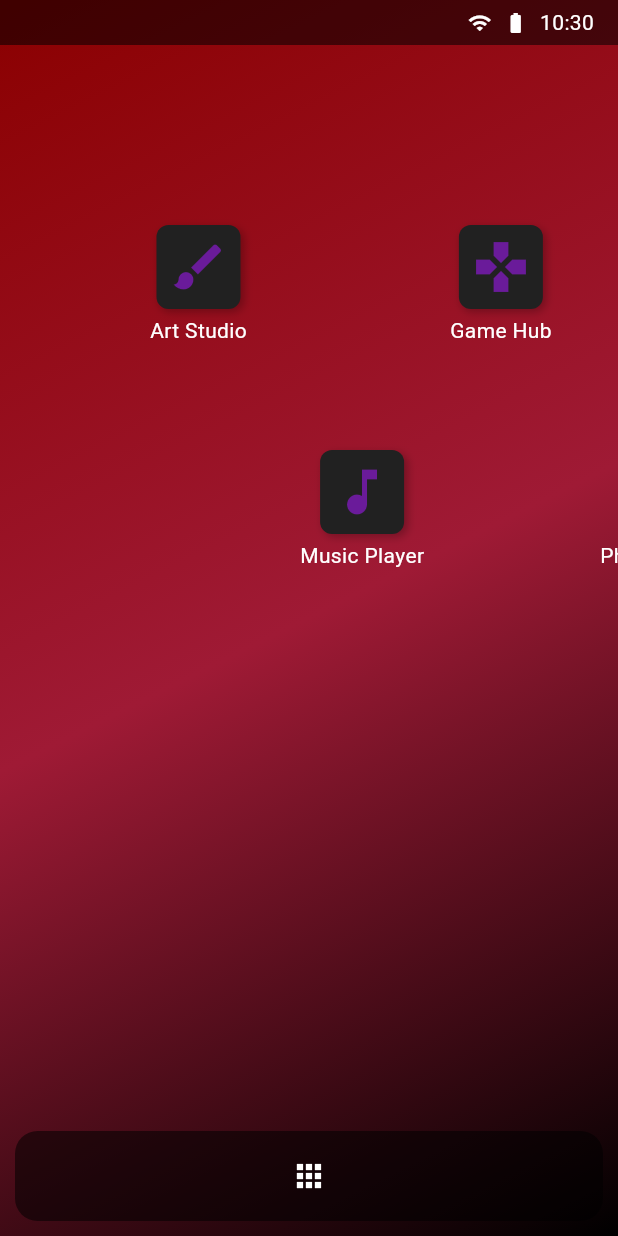
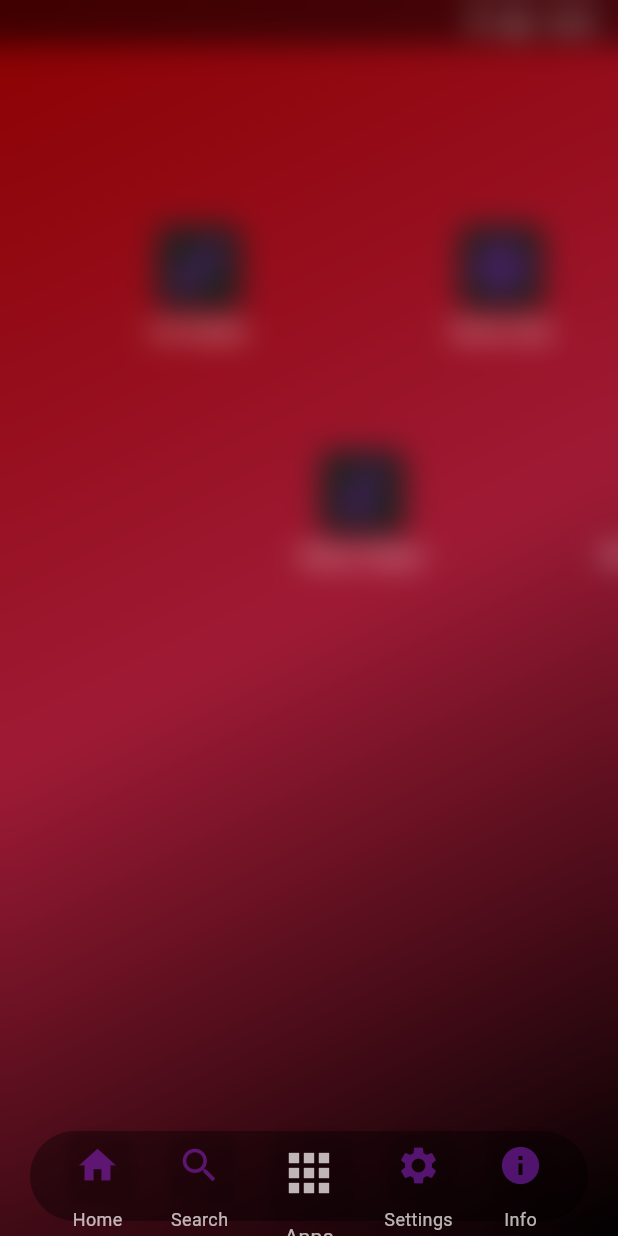
Before and after one commit to nathfavour/trash-magicos, a Flutter app: the screen it shows after launch, on a phone screen of 412 x 824 dp. Run offline on Flutter 3.47's test engine with Material 3 defaults, Android fonts, the phone set to English and light mode, and no system bars; statements that could not run were skipped.

Commit message:
🌞 Enhance desktop screen animations by adjusting start menu transition and improving background color handling

```diff
--- a/lib/desktop.dart
+++ b/lib/desktop.dart
@@ -1,6 +1,6 @@
 import 'package:flutter/material.dart';
 import 'widgets.dart';
-import 'desktop_items.dart'; // Ensure this file exists
+import 'desktop_items.dart';
 
 class DesktopScreen extends StatefulWidget {
   const DesktopScreen({super.key});
@@ -13,13 +13,23 @@
     with SingleTickerProviderStateMixin {
   bool _isStartMenuOpen = false;
   late AnimationController _animationController;
+  late Animation<Offset> _startMenuOffset;
 
   @override
   void initState() {
     super.initState();
     _animationController = AnimationController(
-      duration: const Duration(milliseconds: 300),
+      duration: const Duration(milliseconds: 500),
       vsync: this,
+    );
+    _startMenuOffset = Tween<Offset>(
+      begin: const Offset(0, 1),
+      end: const Offset(0, 0),
+    ).animate(
+      CurvedAnimation(
+        parent: _animationController,
+        curve: Curves.easeOutBack,
+      ),
     );
   }
 
@@ -43,9 +53,7 @@
   @override
   Widget build(BuildContext context) {
     return Scaffold(
-      backgroundColor: Theme.of(context)
-          .colorScheme
-          .surface, // Changed from background to surface
+      backgroundColor: Theme.of(context).colorScheme.surface,
       body: Stack(
         children: [
           // Desktop area with animated transitions
@@ -55,8 +63,7 @@
 
           // Desktop items
           const Positioned.fill(
-            child:
-                DesktopItems(), // Ensure DesktopItems is correctly implemented
+            child: DesktopItems(),
           ),
 
           // Top taskbar
@@ -67,9 +74,9 @@
             child: TaskBar(),
           ),
 
-          // Start menu with fade transition
-          FadeTransition(
-            opacity: _animationController,
+          // Start menu with slide transition
+          SlideTransition(
+            position: _startMenuOffset,
             child: _isStartMenuOpen
                 ? Positioned(
                     bottom: 80,
--- a/lib/widgets.dart
+++ b/lib/widgets.dart
@@ -1,5 +1,6 @@
 import 'package:flutter/material.dart';
 import 'package:intl/intl.dart'; // Ensure this import is present
+import 'dart:ui'; // Add this import for BackdropFilter
 
 class DesktopBackground extends StatefulWidget {
   const DesktopBackground({super.key});
@@ -111,30 +112,188 @@
   }
 }
 
-class Dock extends StatelessWidget {
+class Dock extends StatefulWidget {
   final VoidCallback onStartMenuTap;
 
   const Dock({super.key, required this.onStartMenuTap});
 
   @override
+  _DockState createState() => _DockState();
+}
+
+class _DockState extends State<Dock> with SingleTickerProviderStateMixin {
+  late AnimationController _expandController;
+  late Animation<double> _expandAnimation;
+
+  @override
+  void initState() {
+    super.initState();
+    _expandController = AnimationController(
+      duration: const Duration(milliseconds: 500),
+      vsync: this,
+    );
+    _expandAnimation = CurvedAnimation(
+      parent: _expandController,
+      curve: Curves.easeOutBack,
+    );
+  }
+
+  @override
+  void dispose() {
+    _expandController.dispose();
+    super.dispose();
+  }
+
+  void _handleStartMenuTap() {
+    widget.onStartMenuTap();
+    if (!_expandController.isAnimating) {
+      _expandController.forward();
+    } else {
+      _expandController.reverse();
+    }
+  }
+
+  @override
   Widget build(BuildContext context) {
-    return Container(
+    return BackdropFilter(
+      filter: ImageFilter.blur(sigmaX: 10, sigmaY: 10),
+      child: Opacity(
+        opacity: 0.7, // Semi-transparent
+        child: Container(
           height: 60,
-      margin: const EdgeInsets.all(10),
+          margin: const EdgeInsets.symmetric(horizontal: 20, vertical: 10),
           decoration: BoxDecoration(
             color: Colors.black54,
-        borderRadius: BorderRadius.circular(15),
+            borderRadius: BorderRadius.circular(30),
           ),
           child: Row(
+            mainAxisAlignment: MainAxisAlignment.spaceEvenly,
+            children: [
+              // Example App Icons
+              DockIcon(icon: Icons.home, label: 'Home'),
+              DockIcon(icon: Icons.search, label: 'Search'),
+              DockIcon(
+                icon: Icons.apps,
+                label: 'Apps',
+                onTap: _handleStartMenuTap,
+                isCentral: true,
+              ),
+              DockIcon(icon: Icons.settings, label: 'Settings'),
+              DockIcon(icon: Icons.info, label: 'Info'),
+            ],
+          ),
+        ),
+      ),
+    );
+  }
+}
+
+class DockIcon extends StatefulWidget {
+  final IconData icon;
+  final String label;
+  final VoidCallback? onTap;
+  final bool isCentral;
+
+  const DockIcon({
+    super.key,
+    required this.icon,
+    required this.label,
+    this.onTap,
+    this.isCentral = false,
+  });
+
+  @override
+  _DockIconState createState() => _DockIconState();
+}
+
+class _DockIconState extends State<DockIcon>
+    with SingleTickerProviderStateMixin {
+  bool _isHovering = false;
+  late AnimationController _bounceController;
+
+  @override
+  void initState() {
+    super.initState();
+    _bounceController = AnimationController(
+      duration: const Duration(milliseconds: 200),
+      vsync: this,
+      lowerBound: 0.0,
+      upperBound: 0.1,
+    )..addListener(() {
+        setState(() {});
+      });
+  }
+
+  @override
+  void dispose() {
+    _bounceController.dispose();
+    super.dispose();
+  }
+
+  void _onEnter(PointerEvent details) {
+    setState(() {
+      _isHovering = true;
+    });
+    _bounceController.forward();
+  }
+
+  void _onExit(PointerEvent details) {
+    setState(() {
+      _isHovering = false;
+    });
+    _bounceController.reverse();
+  }
+
+  @override
+  Widget build(BuildContext context) {
+    double scale = 1 + _bounceController.value;
+    return MouseRegion(
+      onEnter: _onEnter,
+      onExit: _onExit,
+      child: GestureDetector(
+        onTap: widget.onTap,
+        child: Transform.scale(
+          scale: scale,
+          child: Column(
             mainAxisSize: MainAxisSize.min,
-        mainAxisAlignment: MainAxisAlignment.center,
             children: [
-          IconButton(
-            icon: const Icon(Icons.apps),
-            onPressed: onStartMenuTap,
+              Container(
+                padding: const EdgeInsets.all(8),
+                decoration: BoxDecoration(
+                  color: widget.isCentral
+                      ? Theme.of(context)
+                          .extension<CustomColors>()!
+                          .accentColor
+                          .withOpacity(0.8)
+                      : Theme.of(context).colorScheme.surface,
+                  borderRadius: BorderRadius.circular(12),
+                  boxShadow: [
+                    BoxShadow(
+                      color: Colors.black26,
+                      blurRadius: 4,
+                      offset: Offset(2, 2),
                     ),
-          // Add more dock icons here
                   ],
+                ),
+                child: Icon(
+                  widget.icon,
+                  size: widget.isCentral ? 40 : 30,
+                  color: widget.isCentral
+                      ? Colors.white
+                      : Theme.of(context).colorScheme.secondary,
+                ),
+              ),
+              const SizedBox(height: 4),
+              Text(
+                widget.label,
+                style: TextStyle(
+                  color: Colors.white,
+                  fontSize: widget.isCentral ? 14 : 12,
+                ),
+              ),
+            ],
+          ),
+        ),
       ),
     );
   }
```
Lines whose indentation alone changed are shown as unchanged.
